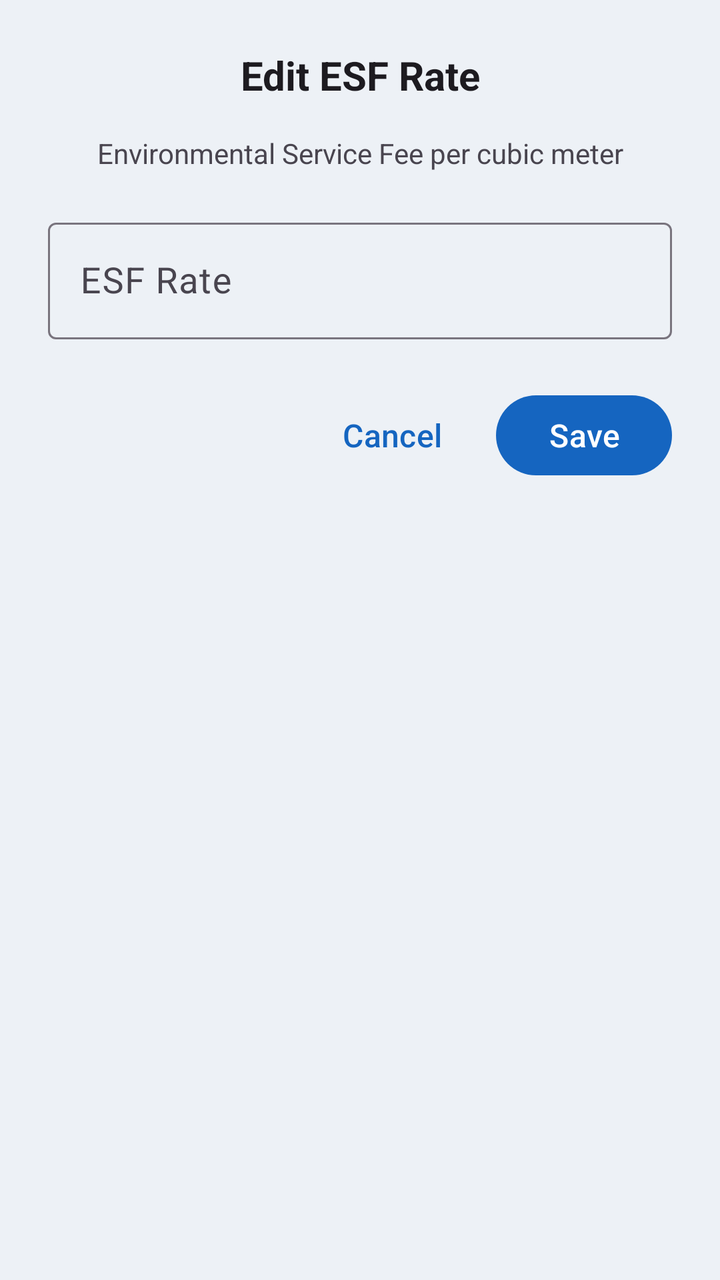
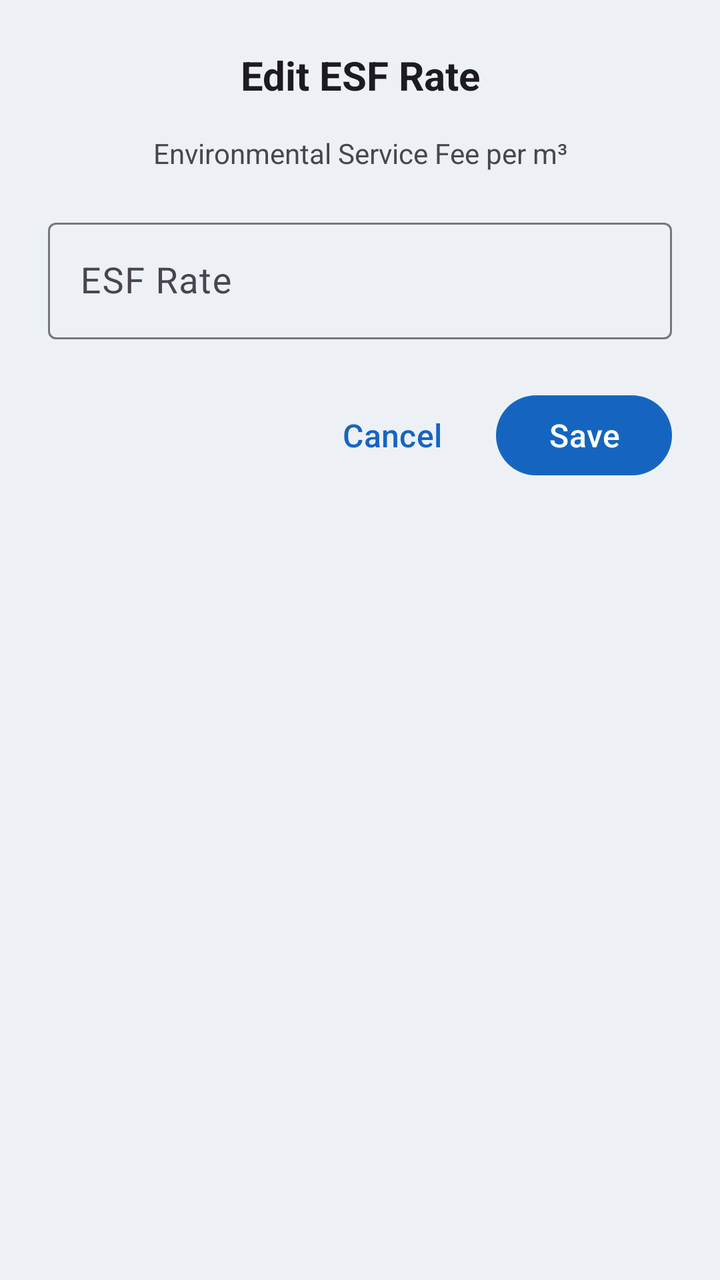

The first picture is an Android layout as it rendered before a commit; the second is the same layout after the commit. The layout source and the unified diff follow.
<!-- AndroidManifest.xml: application theme Theme.MeterSnap -->
<!-- res/layout/dialog_edit_esf.xml -->
<?xml version="1.0" encoding="utf-8"?>
<LinearLayout xmlns:android="http://schemas.android.com/apk/res/android"
    xmlns:app="http://schemas.android.com/apk/res-auto"
    android:layout_width="match_parent"
    android:layout_height="wrap_content"
    android:orientation="vertical"
    android:padding="24dp">

    <TextView
        android:layout_width="match_parent"
        android:layout_height="wrap_content"
        android:text="Edit ESF Rate"
        android:textColor="?android:attr/textColorPrimary"
        android:textSize="20sp"
        android:textStyle="bold"
        android:gravity="center"
        android:layout_marginBottom="16dp" />

    <TextView
        android:layout_width="match_parent"
        android:layout_height="wrap_content"
        android:text="Environmental Service Fee per cubic meter"
        android:textColor="?android:attr/textColorSecondary"
        android:textSize="14sp"
        android:gravity="center"
        android:layout_marginBottom="20dp" />

    <com.google.android.material.textfield.TextInputLayout
        android:layout_width="match_parent"
        android:layout_height="wrap_content"
        android:layout_marginBottom="24dp"
        app:boxBackgroundMode="outline"
        app:prefixText="₱ ">

        <com.google.android.material.textfield.TextInputEditText
            android:id="@+id/edit_esf_dialog"
            android:layout_width="match_parent"
            android:layout_height="wrap_content"
            android:hint="ESF Rate"
            android:inputType="numberDecimal"
            android:textSize="18sp" />
    </com.google.android.material.textfield.TextInputLayout>

    
    <LinearLayout
        android:layout_width="match_parent"
        android:layout_height="wrap_content"
        android:orientation="horizontal"
        android:gravity="end">

        <Button
            android:id="@+id/btn_cancel_esf"
            style="@style/Widget.Material3.Button.TextButton"
            android:layout_width="wrap_content"
            android:layout_height="wrap_content"
            android:text="Cancel"
            android:textSize="16sp" />

        <Button
            android:id="@+id/btn_save_esf"
            android:layout_width="wrap_content"
            android:layout_height="wrap_content"
            android:layout_marginStart="8dp"
            android:text="Save"
            android:textSize="16sp" />
    </LinearLayout>
</LinearLayout>
<!-- resources referenced by this layout -->
<resources>
  <style name="Theme.MeterSnap" parent="Base.Theme.MeterSnap" />
  <style name="Base.Theme.MeterSnap" parent="Theme.Material3.DayNight.NoActionBar">
          <item name="colorPrimary">@color/ms_blue_primary</item>
          <item name="colorOnPrimary">@color/ms_blue_on_primary</item>
          <item name="colorPrimaryContainer">@color/ms_blue_primary_container</item>
          <item name="colorOnPrimaryContainer">@color/ms_blue_on_primary_container</item>
          <item name="colorSecondary">@color/ms_blue_secondary</item>
          <item name="colorOnSecondary">@color/ms_blue_on_secondary</item>
          <item name="colorSecondaryContainer">@color/ms_blue_secondary_container</item>
          <item name="colorOnSecondaryContainer">@color/ms_blue_on_secondary_container</item>
          <item name="colorTertiary">@color/ms_blue_tertiary</item>
          <item name="colorOnTertiary">@color/ms_blue_on_tertiary</item>
          <item name="android:colorBackground">@color/app_screen_background</item>
          <item name="cardViewStyle">@style/Widget.MeterSnap.CardView</item>
  
          
          <item name="android:statusBarColor">@android:color/transparent</item>
          <item name="android:navigationBarColor">@android:color/transparent</item>
          
          
          <item name="android:windowLightStatusBar">true</item>
          <item name="android:windowLightNavigationBar">true</item>
      </style>
  <color name="ms_blue_primary">#1565C0</color>
  <color name="ms_blue_on_primary">#FFFFFFFF</color>
  <color name="ms_blue_primary_container">#D7E3FF</color>
  <color name="ms_blue_on_primary_container">#001B3F</color>
  <color name="ms_blue_secondary">#2F6EA5</color>
  <color name="ms_blue_on_secondary">#FFFFFFFF</color>
  <color name="ms_blue_secondary_container">#D1E4FF</color>
  <color name="ms_blue_on_secondary_container">#001D36</color>
  <color name="ms_blue_tertiary">#1E88E5</color>
  <color name="ms_blue_on_tertiary">#FFFFFFFF</color>
  <color name="app_screen_background">#FFEDF1F6</color>
  <style name="Widget.MeterSnap.CardView" parent="CardView">
          <item name="cardBackgroundColor">@color/app_card_background</item>
      </style>
  <color name="app_card_background">#FFFFFFFF</color>
</resources>

<!-- the commit's change to res/layout/dialog_edit_esf.xml (unified diff, before → after) -->
@@ -19,7 +19,7 @@
     <TextView
         android:layout_width="match_parent"
         android:layout_height="wrap_content"
-        android:text="Environmental Service Fee per cubic meter"
+        android:text="Environmental Service Fee per m³"
         android:textColor="?android:attr/textColorSecondary"
         android:textSize="14sp"
         android:gravity="center"
